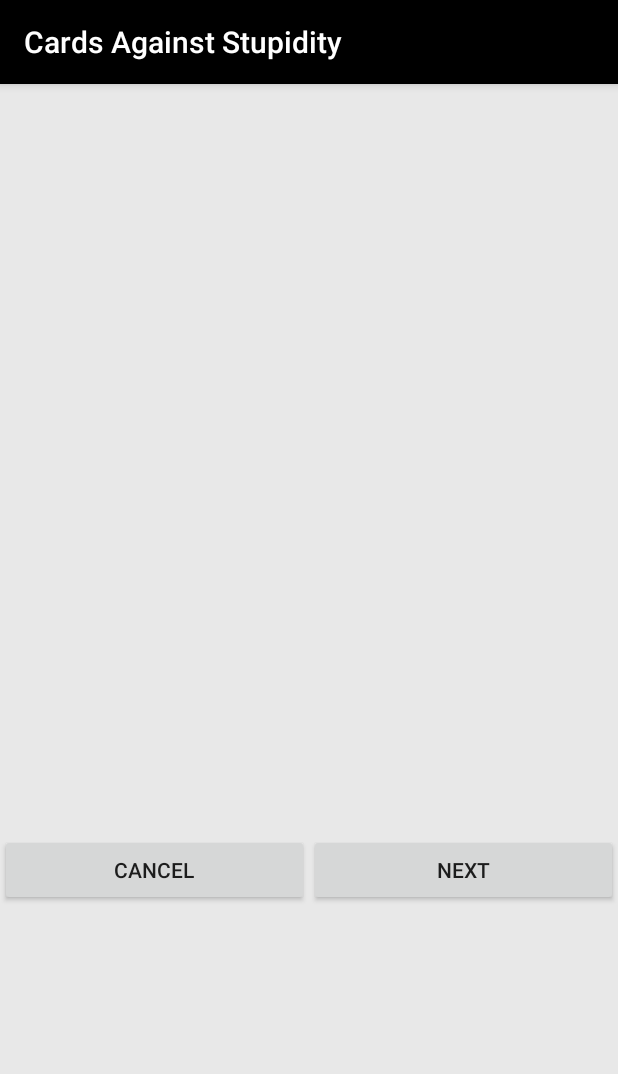
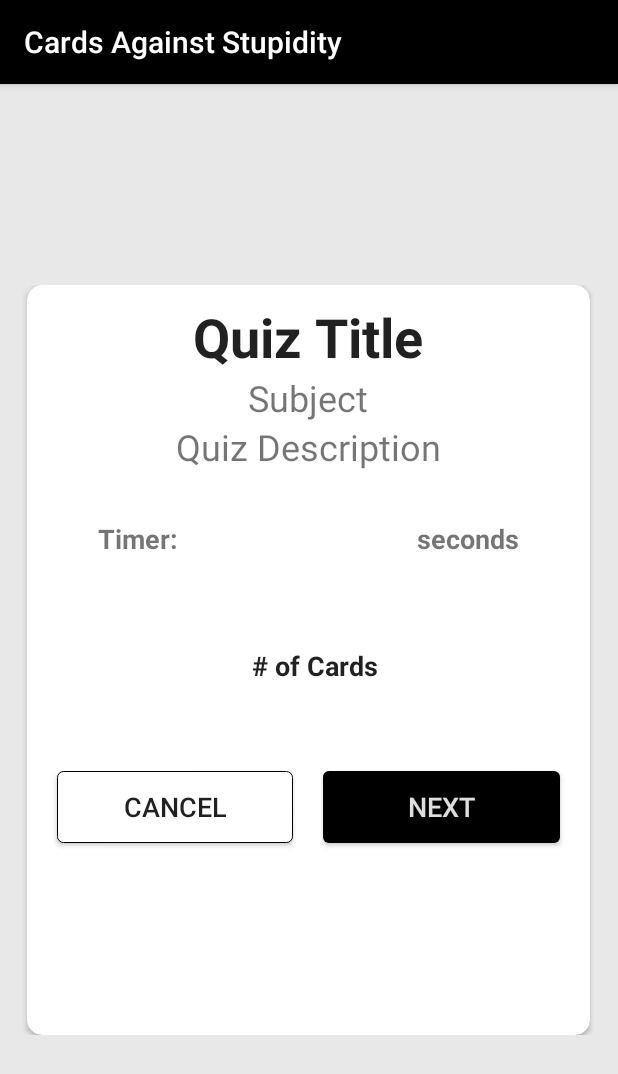
Before and after one commit to justdenz/mobapde_mp, an Android app: the TakeQuizIntro screen opened directly, with no data from a screen before it, on a phone screen of 412 x 824 dp. Shown: the top 1074 px of the screen. Run offline under Robolectric (Android 15) with nearby library versions, the phone set to English and light mode, and no system bars.

Commit message:
Added take quiz intro styling

```diff
--- a/app/src/main/res/layout/activity_take_quiz_intro.xml
+++ b/app/src/main/res/layout/activity_take_quiz_intro.xml
@@ -4,6 +4,7 @@
     xmlns:tools="http://schemas.android.com/tools"
     android:layout_width="match_parent"
     android:layout_height="match_parent"
+    android:gravity="center"
     android:background="@color/colorGray"
     android:orientation="vertical"
     tools:context=".TakeQuizIntro">
@@ -11,7 +12,97 @@
     <LinearLayout
         android:layout_width="match_parent"
         android:layout_height="225pt"
+        android:hapticFeedbackEnabled="false"
         android:orientation="vertical">
+
+        <androidx.cardview.widget.CardView
+            android:layout_width="375dp"
+            android:layout_height="500dp"
+            android:layout_gravity="center"
+            app:cardCornerRadius="10dp"
+            app:contentPadding="10dp">
+
+            <LinearLayout
+                android:layout_width="match_parent"
+                android:layout_height="match_parent"
+                android:gravity="center_horizontal"
+                android:orientation="vertical">
+
+                <TextView
+                    android:id="@+id/txtQuizTitle"
+                    android:layout_width="wrap_content"
+                    android:layout_height="wrap_content"
+                    android:text="Quiz Title"
+                    android:textColor="#DE000000"
+                    android:textSize="36sp"
+                    android:textStyle="bold" />
+
+                <TextView
+                    android:id="@+id/txtSubject"
+                    android:layout_width="wrap_content"
+                    android:layout_height="wrap_content"
+                    android:text="Subject"
+                    android:textSize="24sp" />
+
+                <TextView
+                    android:id="@+id/txtQuizDescription"
+                    android:layout_width="wrap_content"
+                    android:layout_height="wrap_content"
+                    android:text="Quiz Description"
+                    android:textSize="24sp" />
+
+                <LinearLayout
+                    android:layout_width="match_parent"
+                    android:layout_height="50dp"
+                    android:layout_marginTop="20dp"
+                    android:orientation="horizontal">
+
+                    <TextView
+                        android:id="@+id/txtTimer"
+                        android:layout_width="wrap_content"
+                        android:layout_height="match_parent"
+                        android:layout_weight="1"
+                        android:gravity="center"
+                        android:text="Timer:"
+                        android:textSize="18sp"
+                        android:textStyle="bold" />
+
+                    <EditText
+                        android:id="@+id/editText"
+                        android:layout_width="10dp"
+                        android:layout_height="match_parent"
+                        android:layout_weight="1"
+                        android:ems="10"
+                        android:inputType="number" />
+
+                    <TextView
+                        android:id="@+id/txtSeconds"
+                        android:layout_width="wrap_content"
+                        android:layout_height="match_parent"
+                        android:layout_weight="1"
+                        android:gravity="center"
+                        android:text="seconds"
+                        android:textSize="18sp"
+                        android:textStyle="bold" />
+                </LinearLayout>
+
+                <LinearLayout
+                    android:layout_width="match_parent"
+                    android:layout_height="120dp"
+                    android:orientation="horizontal">
+
+                    <TextView
+                        android:id="@+id/txtCardNumber"
+                        android:layout_width="wrap_content"
+                        android:layout_height="wrap_content"
+                        android:layout_gravity="center"
+                        android:layout_marginLeft="8dp"
+                        android:layout_weight="1"
+                        android:gravity="center"
+                        android:text="# of Cards"
+                        android:textColor="#DE000000"
+                        android:textSize="18sp"
+                        android:textStyle="bold" />
 
                 </LinearLayout>
 
@@ -24,14 +115,27 @@
                         android:id="@+id/btnCancel"
                         android:layout_width="wrap_content"
                         android:layout_height="wrap_content"
+                        android:layout_margin="10dp"
                         android:layout_weight="1"
-            android:text="@android:string/cancel" />
+                        android:background="@drawable/rounded_white_button"
+                        android:text="@android:string/cancel"
+                        android:textSize="18sp" />
 
                     <Button
                         android:id="@+id/btnNext"
                         android:layout_width="wrap_content"
                         android:layout_height="wrap_content"
+                        android:layout_margin="10dp"
                         android:layout_weight="1"
-            android:text="Next" />
+                        android:background="@drawable/rounded_black_button"
+                        android:text="Next"
+                        android:textColor="#DEFFFFFF"
+                        android:textSize="18sp" />
                 </LinearLayout>
+
             </LinearLayout>
+
+        </androidx.cardview.widget.CardView>
+    </LinearLayout>
+
+</LinearLayout>
```
Lines whose indentation alone changed are shown as unchanged.
